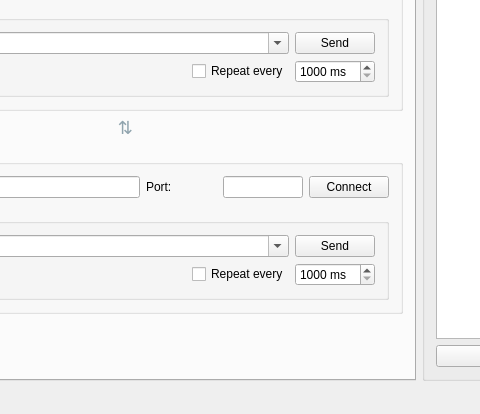
First picture: the form in mainwindow.ui, repository rookiepeng/comm-test, before the edit; both pictures show x 176 to 656 and y 126 to 540 of the 922 by 540 pixel window.
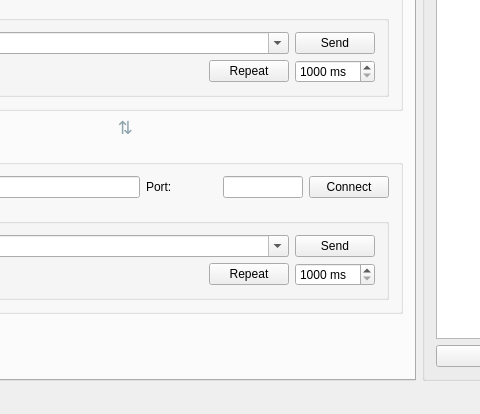
Second picture: the form after the edit. Icons and pictures are not drawn.

Commit message:
Use checkable QPushButtons for timer controls
Replace three QCheckBox timer controls with checkable QPushButton widgets (checkBoxTcpServerSendTimer, checkBoxTcpClientSendTimer, checkBoxUdpSendTimer) in mainwindow.ui to make the repeat controls behave and appear as toggle buttons. Add stylesheet rules in socket_test.py to style these buttons (normal, hover, checked and checked:hover states). Update res/paper-plane-solid.svg metadata (Inkscape version, view params) and change the icon fill color to white.

Diff of the .ui file:
```diff
--- a/mainwindow.ui
+++ b/mainwindow.ui
@@ -182,9 +182,12 @@
                  </spacer>
                 </item>
                 <item>
-                 <widget class="QCheckBox" name="checkBoxTcpServerSendTimer">
+                 <widget class="QPushButton" name="checkBoxTcpServerSendTimer">
                   <property name="text">
-                   <string>Repeat every</string>
+                   <string>Repeat</string>
+                  </property>
+                  <property name="checkable">
+                   <bool>true</bool>
                   </property>
                  </widget>
                 </item>
@@ -340,9 +343,12 @@
                  </spacer>
                 </item>
                 <item>
-                 <widget class="QCheckBox" name="checkBoxTcpClientSendTimer">
+                 <widget class="QPushButton" name="checkBoxTcpClientSendTimer">
                   <property name="text">
-                   <string>Repeat every</string>
+                   <string>Repeat</string>
+                  </property>
+                  <property name="checkable">
+                   <bool>true</bool>
                   </property>
                  </widget>
                 </item>
```
Left out of the diff: 7 changed lines with no effect on the pictures. The commit also changes 2 other files.
